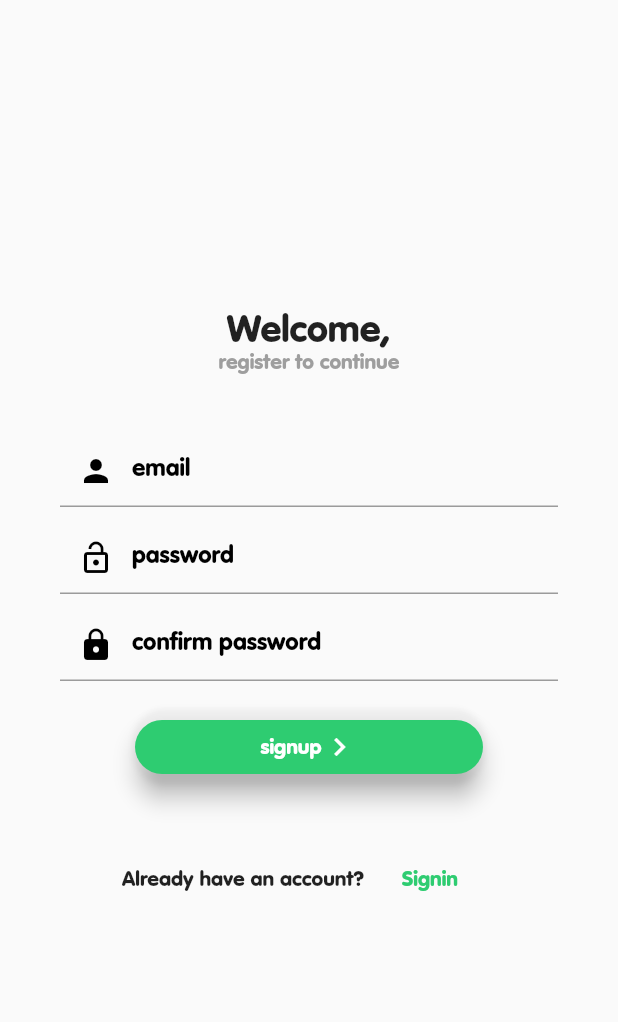
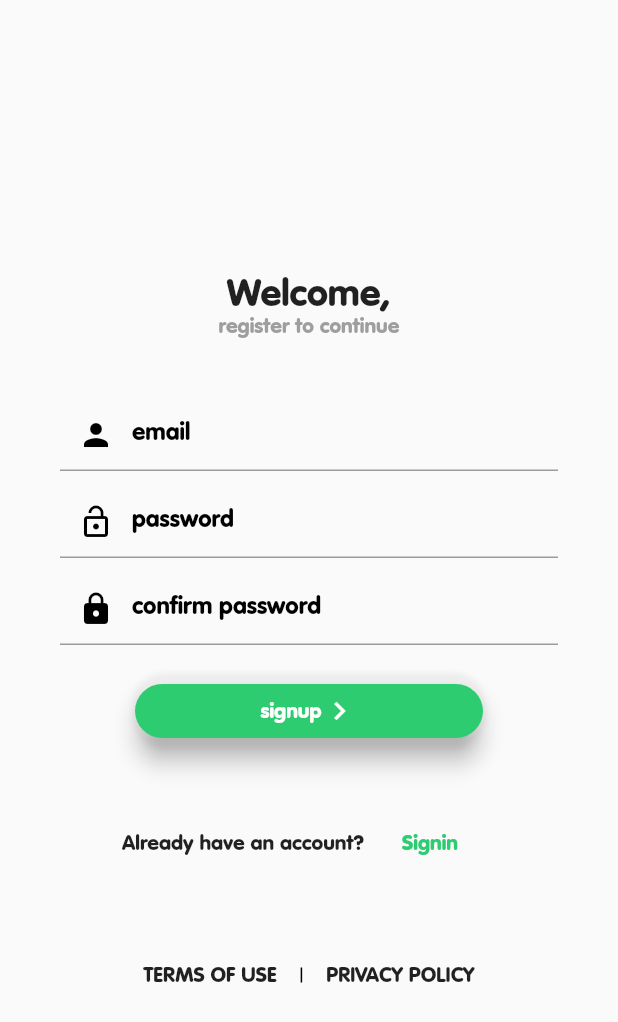
Before and after one commit to fletcher0702/address_manager_mobile_app, a Flutter app: the SignUpScreen screen opened by its route, on a phone screen of 412 x 824 dp. Shown: the top 1022 px of the screen. Run offline on Flutter 3.47's test engine with Material 2 defaults, Android fonts, the phone set to English and light mode, and no system bars; our stand-ins replace datetime_picker_formfield, dio, flutter_colorpicker, flutter_dotenv, flutter_map, flutter_tags and 3 more; missing offline and left inert: flutter_circular_chart, flutter_google_places, geocoder, google_maps_webservice, mongo_dart; accounts and stored records are empty; project files that could hold a hidden picture were left out.

Commit message:
feat: ✍  policy & copyright update

```diff
--- a/lib/main.dart
+++ b/lib/main.dart
@@ -1,4 +1,6 @@
 
+import 'package:address_manager/screens/copyright_screen.dart';
+import 'package:address_manager/screens/policy_screen.dart';
 import 'package:address_manager/screens/statistics_panel.dart';
 import 'package:flutter/material.dart';
 import 'routes/routes.dart';
@@ -27,6 +29,8 @@ main() async{
       VISITS_PANEL_ROUTE: (context) => VisitPanelScreen(),
       STATISTICS_PANEL_ROUTE: (context) => StatisticsScreen(),
       SETTINGS_PANEL_ROUTE: (context) => SettingsScreen(),
+      COPYRIGHT_ROUTE: (context) => CopyrightScreen(),
+      POLICY_ROUTE: (context) => PolicyScreen(),
     },
   ));
 }
--- a/lib/routes/routes.dart
+++ b/lib/routes/routes.dart
@@ -10,6 +10,8 @@ const TEAM_PANEL_ROUTE = '/teampanel';
 const VISITS_PANEL_ROUTE = '/visitpanel';
 const STATISTICS_PANEL_ROUTE = '/statisticspanel';
 const SETTINGS_PANEL_ROUTE = '/settingspanel';
+const COPYRIGHT_ROUTE = '/copyright';
+const POLICY_ROUTE = '/policy';
 
 // HTTP ROUTES
 
--- a/lib/screens/signup_screen.dart
+++ b/lib/screens/signup_screen.dart
@@ -244,11 +244,39 @@ class _SignUpScreenState extends State<SignUpScreen> {
                                     ))
                               ],
                             ),
-                          )
+                          ),
                         ],
                       ),
                     ),
                   ),
+                  Container(
+
+
+                    child: Stack(
+                      alignment: Alignment.bottomCenter,
+                      children:[
+                        Row(
+                          mainAxisAlignment: MainAxisAlignment.center,
+                          children: <Widget>[
+                            FlatButton(onPressed: (){
+                              Navigator.pushNamed(context, COPYRIGHT_ROUTE);
+                            }, child: Text('TERMS OF USE',style:
+                            TextStyle(
+                              fontWeight: FontWeight.bold,
+                            ),),),
+                            Container(height: 10,color: Colors.black,width: 1,),
+                            FlatButton(onPressed: (){
+                              Navigator.pushNamed(context, POLICY_ROUTE);
+                            }, child: Text('PRIVACY POLICY',style:
+                            TextStyle(
+                              fontWeight: FontWeight.bold,
+                            ),),
+                            ),
+                          ],
+                        )
+                      ],
+                    ),
+                  )
                 ],
               ),
             ),
--- a/lib/tools/messages.dart
+++ b/lib/tools/messages.dart
@@ -7,3 +7,9 @@ const ERROR_CREATION ='Error Something went wrong, please retry within few minut
 const ERROR_UPDATE='Error Something went wrong when updating, please retry within few minutes...We currently working on our server.';
 const SUCCESS_DELETE ='Successfully deleted';
 const ERROR_DELETE ='An error occured when deleting...Please retry within few minutes...We currently working on our server';
+const RESPECTING_YOUR_PRIVACY= 'We are committed to protecting and respecting your privacy. This Policy sets out the basis on which any personal data that we collect from you or that you provide to us will be processed on our website. We keep certain basic information when you visit our website and recognize the importance of keeping that information secure and letting you know what we will do with it. You may choose to provide us with information that is considered personal data. The term “personal data” as used in this Policy refers to information such as your name, e-mail address, mailing address, telephone number, or any other data that can be used to identify you. The term “website” or "application" includes this application or website and our associated sites, such as addressmanager.com,api.addressmanager.com';
+const COPYRIGHT = '© 2019 Fantech & Life. All rights reserved.This application is published and maintained by Fantech & Life. Unless otherwise indicated, all text and other information on this website are the intellectual property of Fantech & Life.';
+const DATA_SECURITY_AND_CONFIDENTIALITY = 'We take the security and confidentiality of your personal data very seriously. We use up-to-date data storage and security techniques to protect your personal information from unauthorized access, improper use or disclosure, unauthorized modification, unlawful destruction, or accidental loss. All processors of personal data and any third parties we engage to process your personal information are obligated to respect the confidentiality of your information. We keep your personal data for only as long as reasonably necessary for the purposes for which it was collected or to comply with any applicable legal reporting or document retention requirements.';
+const PRIVACY =  'IMPORTANT: BY USING OUR WEBSITE/APPLICATION AND/OR BY PROVIDING US WITH ANY PERSONAL DATA, YOU GIVE YOUR EXPLICIT CONSENT THAT ALL PERSONAL DATA THAT YOU SUBMIT MAY BE PROCESSED BY US IN THE MANNER AND FOR THE PURPOSES DESCRIBED IN THE FOLLOWING PRIVACY POLICY AND IN COMPLIANCE WITH THE EFFECTIVE LAWS AND REGULATIONS ON PERSONAL DATA';
+const TERMS_OF_USE = 'Welcome! This application is provided to manage your personnal activities. We want others to benefit from our application site too, but please do not reproduce its contents on another website or application. You may share what you have learned by directing others to this website or application as outlined in the Terms of Use below.';
+const POLICY_UPDATE = 'We are continually improving and adding new functionality and features to this website, and improving and adding to our existing services. Because of these ongoing changes, as well as changes in the law and the nature of technology, our data practices will change from time to time. When it proves necessary to change our Policy, we will post any changes on this page so that you are always aware of what information we collect and how we use it.';
```
Also changed, not shown: lib/screens/copyright_screen.dart (added, +48 -0 lines), lib/screens/policy_screen.dart (added, +63 -0 lines).
